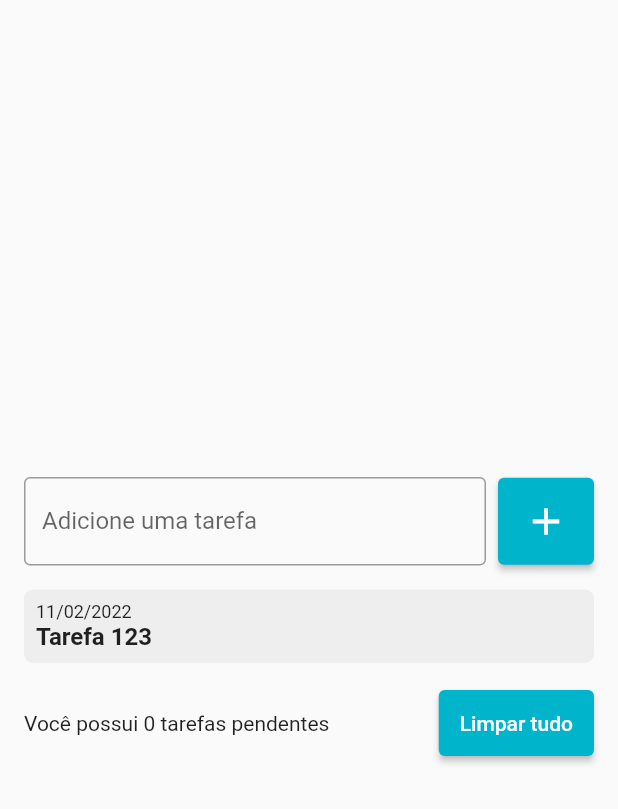
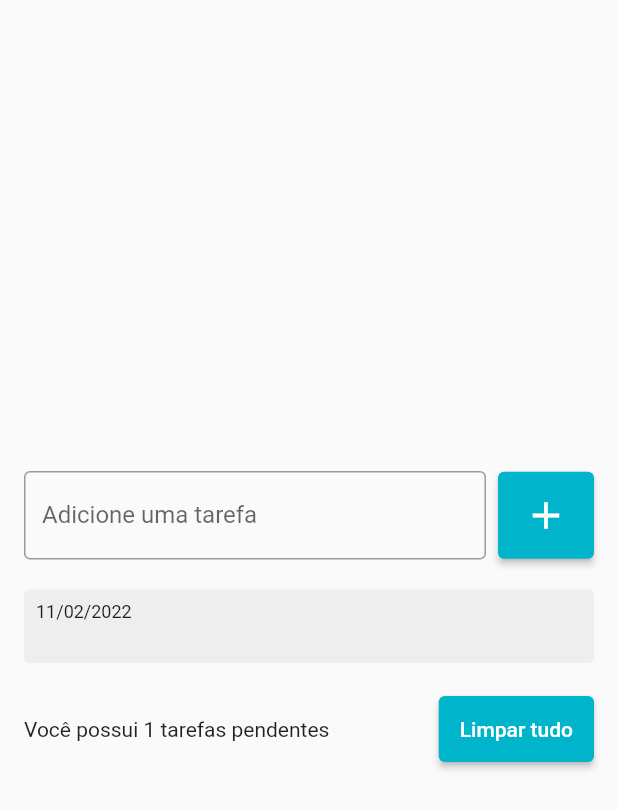
Before and after one commit to gagjunior/flutter-todo-list, a Flutter app: the screen it shows after launch, after a tap on the "add" icon, on a phone screen of 412 x 824 dp. Shown: the top 809 px of the screen. Run offline on Flutter 3.47's test engine with Material 2 defaults, Android fonts, the phone set to English and light mode, and no system bars.

Commit message:
Criar stilo para o widget personalizado

```diff
--- a/lib/main.dart
+++ b/lib/main.dart
@@ -12,6 +12,7 @@ class MyApp extends StatelessWidget {
   @override
   Widget build(BuildContext context) {
     return MaterialApp(
+      debugShowCheckedModeBanner: false,
       home: TodoListPage(),
     );
   }
--- a/lib/pages/todo_list_page.dart
+++ b/lib/pages/todo_list_page.dart
@@ -17,10 +17,11 @@ class _TodoListPageState extends State<TodoListPage> {
 
   @override
   Widget build(BuildContext context) {
-    return Scaffold(
+    return SafeArea(
+      child: Scaffold(
         body: Center(
           child: Padding(
-          padding: const EdgeInsets.symmetric(horizontal: 16),
+            padding: const EdgeInsets.all(16),
             child: Column(
               mainAxisSize: MainAxisSize.min,
               children: [
@@ -62,7 +63,9 @@ class _TodoListPageState extends State<TodoListPage> {
                     shrinkWrap: true,
                     children: [
                       for (String todo in todos)
-                     TodoListItem(),
+                       TodoListItem(
+                         title: todo,
+                       ),
                     ],
                   ),
                 ),
@@ -70,7 +73,7 @@ class _TodoListPageState extends State<TodoListPage> {
                 Row(
                   children: [
                     Expanded(
-                    child: Text('Você possui 0 tarefas pendentes'),
+                      child: Text('Você possui ${todos.length} tarefas pendentes'),
                     ),
                     SizedBox(width: 8),
                     ElevatedButton(
@@ -87,6 +90,7 @@ class _TodoListPageState extends State<TodoListPage> {
             ),
           ),
         ),
+      ),
     );
   }
 }
--- a/lib/widgets/todo_list_item.dart
+++ b/lib/widgets/todo_list_item.dart
@@ -1,14 +1,17 @@
 import 'package:flutter/material.dart';
 
 class TodoListItem extends StatelessWidget {
-  const TodoListItem({Key? key}) : super(key: key);
+  const TodoListItem({Key? key, required this.title}) : super(key: key);
+
+  final String title;
 
   @override
   Widget build(BuildContext context) {
     return Container(
+      margin: const EdgeInsets.symmetric(vertical: 4),
       padding: const EdgeInsets.all(8),
       decoration: BoxDecoration(
-        borderRadius: BorderRadius.circular(6),
+        borderRadius: BorderRadius.circular(4),
         color: Colors.grey[200],
       ),
       child: Column(
@@ -21,7 +24,7 @@ class TodoListItem extends StatelessWidget {
             ),
           ),
           Text(
-            'Tarefa 123',
+            title,
             style: TextStyle(
               fontSize: 16,
               fontWeight: FontWeight.w600,
```
Lines whose indentation alone changed are shown as unchanged.
